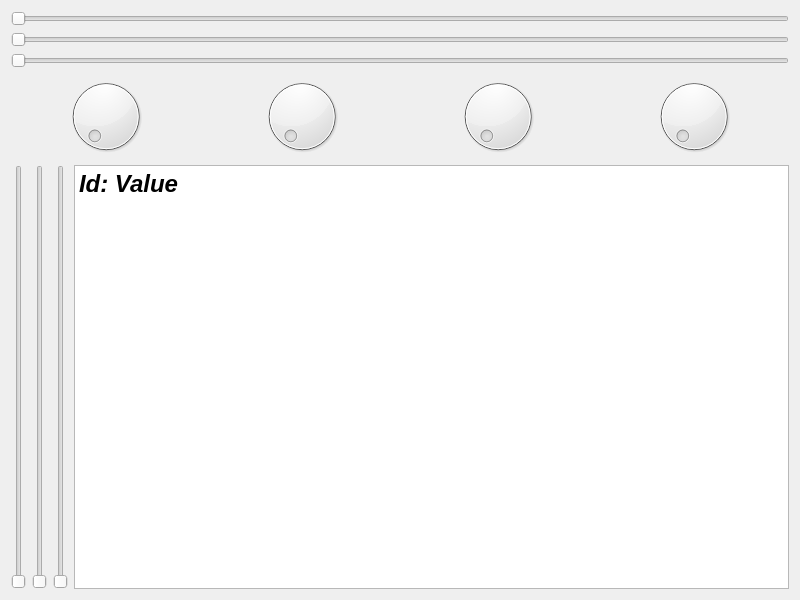
Qt form TestSliderMac.ui (SC-One/PerformanceIssueQQuickWidgetOnMac) before a commit.
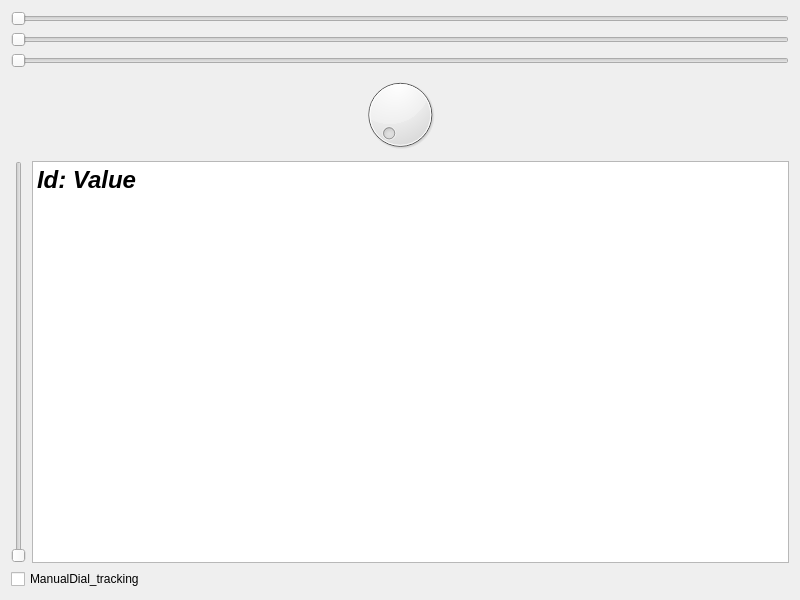
The same form after that commit.

```diff
--- a/TestSliderMac.ui
+++ b/TestSliderMac.ui
@@ -13,7 +13,7 @@
   <property name="windowTitle">
    <string>TestSliderMac</string>
   </property>
-  <layout class="QVBoxLayout" name="mainVlayout" stretch="1,1,5">
+  <layout class="QVBoxLayout" name="mainVlayout" stretch="1,1,5,0">
    <item>
     <layout class="QVBoxLayout" name="verticalLayout">
      <item>
@@ -44,15 +44,6 @@
      <item>
       <widget class="QDial" name="dial_5"/>
      </item>
-     <item>
-      <widget class="QDial" name="dial_6"/>
-     </item>
-     <item>
-      <widget class="QDial" name="dial_7"/>
-     </item>
-     <item>
-      <widget class="QDial" name="dial_8"/>
-     </item>
     </layout>
    </item>
    <item>
@@ -64,20 +55,6 @@
        </property>
       </widget>
      </item>
-     <item>
-      <widget class="QSlider" name="verticalSlider_4">
-       <property name="orientation">
-        <enum>Qt::Vertical</enum>
-       </property>
-      </widget>
-     </item>
-     <item>
-      <widget class="QSlider" name="verticalSlider_7">
-       <property name="orientation">
-        <enum>Qt::Vertical</enum>
-       </property>
-      </widget>
-     </item>
      <item>
       <widget class="QTextBrowser" name="textBrowser">
        <property name="font">
@@ -97,6 +74,13 @@
      </item>
     </layout>
    </item>
+   <item>
+    <widget class="QCheckBox" name="mdt">
+     <property name="text">
+      <string>ManualDial_tracking</string>
+     </property>
+    </widget>
+   </item>
   </layout>
  </widget>
  <resources/>
```
Left out of the diff: 6 changed lines with no effect on the pictures.
